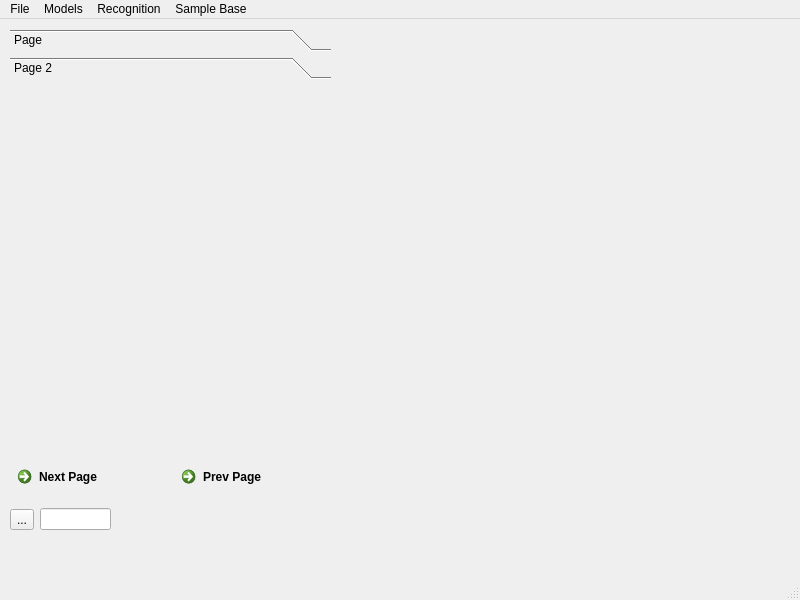
This is windows/MainWindow.ui in Erucolindo96/Native-Speaker as Qt 5 draws it before an edit. The edited form follows.
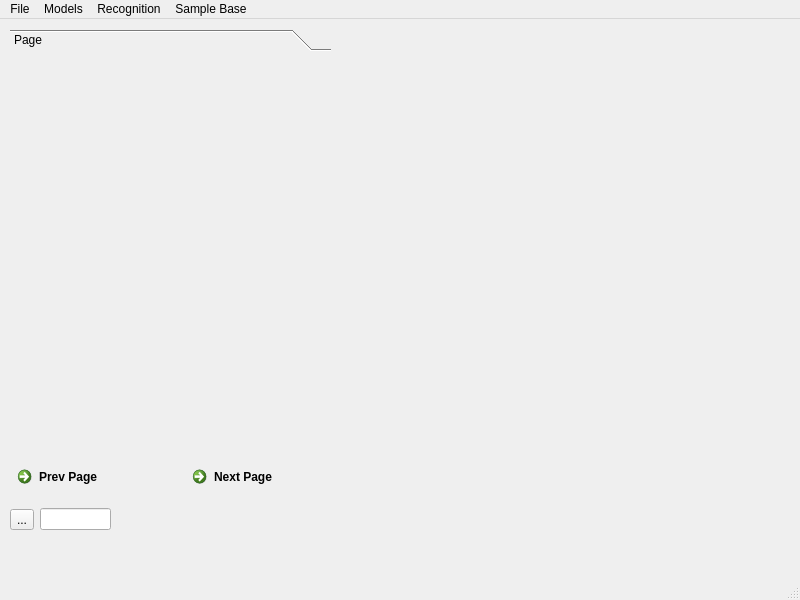
This is the edited form.

Commit message: Dodano przechodzenie tabulatorem po elementach GUI w odpowiedniej kolejności. W MainWindow nie ma już na początku żadnych elementów w miejscu wyświetlania modeli. Lekko zmodyfikowano test ModelControllera

Patch:
```diff
--- a/windows/MainWindow.ui
+++ b/windows/MainWindow.ui
@@ -19,18 +19,11 @@
      <rect>
       <x>10</x>
       <y>440</y>
-      <width>321</width>
+      <width>344</width>
       <height>41</height>
      </rect>
     </property>
     <layout class="QHBoxLayout" name="horizontalLayout">
-     <item>
-      <widget class="QCommandLinkButton" name="commandLinkButton_next_models">
-       <property name="text">
-        <string>Next Page</string>
-       </property>
-      </widget>
-     </item>
      <item>
       <widget class="QCommandLinkButton" name="commandLinkButton_prev_models">
        <property name="text">
@@ -38,6 +31,13 @@
        </property>
       </widget>
      </item>
+     <item>
+      <widget class="QCommandLinkButton" name="commandLinkButton_next_models">
+       <property name="text">
+        <string>Next Page</string>
+       </property>
+      </widget>
+     </item>
     </layout>
    </widget>
    <widget class="QWidget" name="horizontalLayoutWidget">
@@ -79,34 +79,16 @@
      </rect>
     </property>
     <property name="currentIndex">
-     <number>1</number>
+     <number>0</number>
     </property>
-    <widget class="QWidget" name="page">
-     <property name="geometry">
-      <rect>
-       <x>0</x>
-       <y>0</y>
-       <width>321</width>
-       <height>299</height>
-      </rect>
-     </property>
+    <property name="tabSpacing">
+     <number>6</number>
+    </property>
+    <widget class="QWidget" name="page1">
      <attribute name="label">
       <string>Page</string>
      </attribute>
     </widget>
-    <widget class="QWidget" name="page_4">
-     <property name="geometry">
-      <rect>
-       <x>0</x>
-       <y>0</y>
-       <width>321</width>
-       <height>359</height>
-      </rect>
-     </property>
-     <attribute name="label">
-      <string>Page 2</string>
-     </attribute>
-    </widget>
    </widget>
   </widget>
   <widget class="QMenuBar" name="menubar">
```
Left out of the diff: 6 changed lines with no effect on the pictures. The commit also changes 6 other files.
